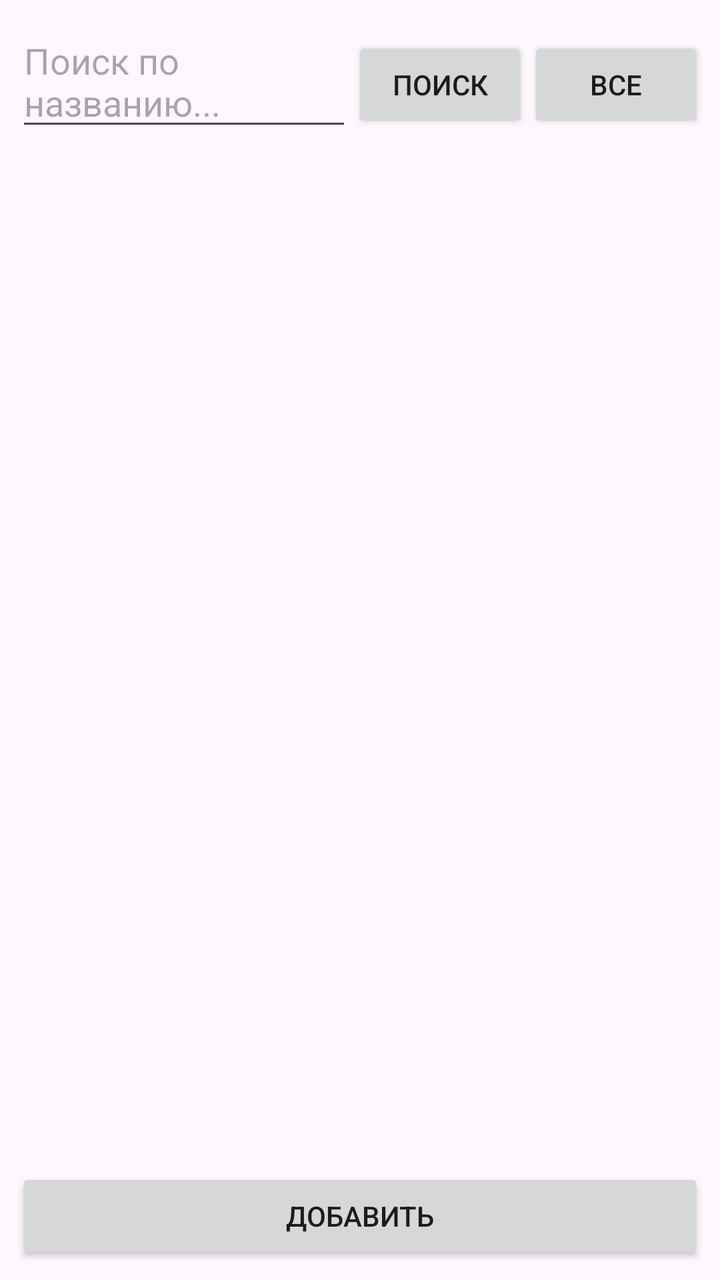
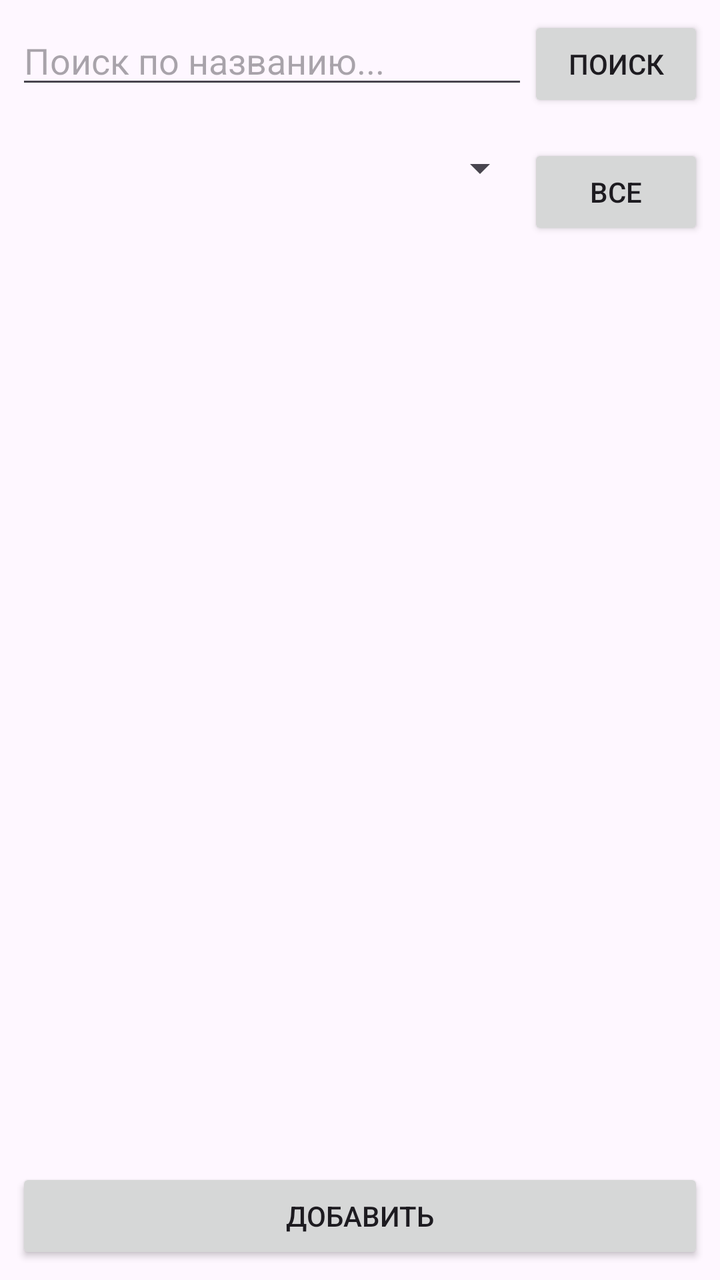

Two renders of the same Android screen: before a commit and after it. Below are the layout's source before the change and the commit's diff.
<!-- AndroidManifest.xml: application theme Theme.Recipe -->
<!-- res/layout/activity_main.xml -->
<?xml version="1.0" encoding="utf-8"?>
<androidx.constraintlayout.widget.ConstraintLayout xmlns:android="http://schemas.android.com/apk/res/android"
    xmlns:app="http://schemas.android.com/apk/res-auto"
    xmlns:tools="http://schemas.android.com/tools"
    android:layout_width="match_parent"
    android:layout_height="match_parent"
    tools:context=".view.MainActivity">

    <LinearLayout
        android:layout_width="match_parent"
        android:layout_height="match_parent"
        android:orientation="vertical">

        <LinearLayout
            android:layout_width="match_parent"
            android:layout_height="wrap_content"
            android:orientation="horizontal"
            android:layout_margin="8dp">

            <EditText
                android:id="@+id/searchEdit"
                android:layout_width="0dp"
                android:layout_height="wrap_content"
                android:layout_weight="1"
                android:hint="Поиск по названию..." />

            <Button
                android:id="@+id/searchBtn"
                android:layout_width="wrap_content"
                android:layout_height="wrap_content"
                android:text="Поиск" />

            <Button
                android:id="@+id/showAllBtn"
                android:layout_width="wrap_content"
                android:layout_height="wrap_content"
                android:text="Все" />
        </LinearLayout>

        <ListView
            android:id="@+id/list"
            android:layout_width="fill_parent"
            android:layout_height="0dp"
            android:layout_weight="1" />

        <Button
            android:id="@+id/addButton"
            android:layout_width="match_parent"
            android:layout_height="wrap_content"
            android:text="@string/add"
            android:layout_margin="8dp" />

    </LinearLayout>
</androidx.constraintlayout.widget.ConstraintLayout>
<!-- resources referenced by this layout -->
<resources>
  <string name="add">Добавить</string>
  <style name="Theme.Recipe" parent="Base.Theme.Recipe" />
  <style name="Base.Theme.Recipe" parent="Theme.Material3.DayNight.NoActionBar">
          
          
      </style>
</resources>

<!-- the commit's change to res/layout/activity_main.xml (unified diff, before → after) -->
@@ -29,6 +29,19 @@
                 android:layout_width="wrap_content"
                 android:layout_height="wrap_content"
                 android:text="Поиск" />
+        </LinearLayout>
+
+        <LinearLayout
+            android:layout_width="match_parent"
+            android:layout_height="wrap_content"
+            android:orientation="horizontal"
+            android:layout_margin="8dp">
+
+            <Spinner
+                android:id="@+id/spinnerCategory"
+                android:layout_width="0dp"
+                android:layout_height="wrap_content"
+                android:layout_weight="1" />
 
             <Button
                 android:id="@+id/showAllBtn"
